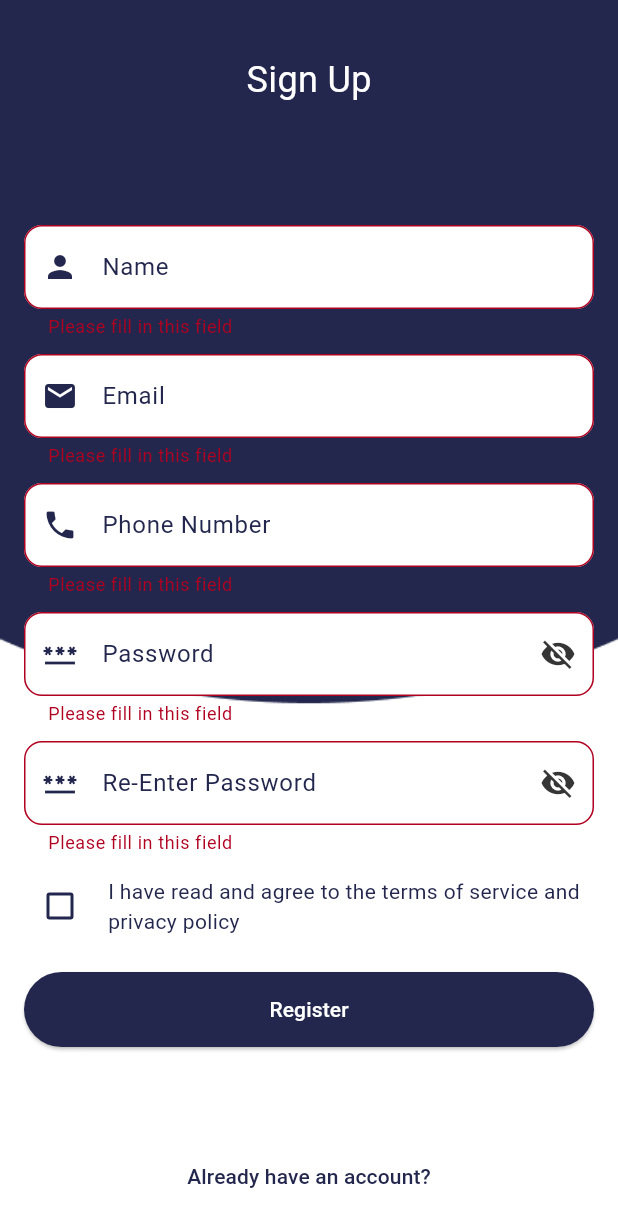
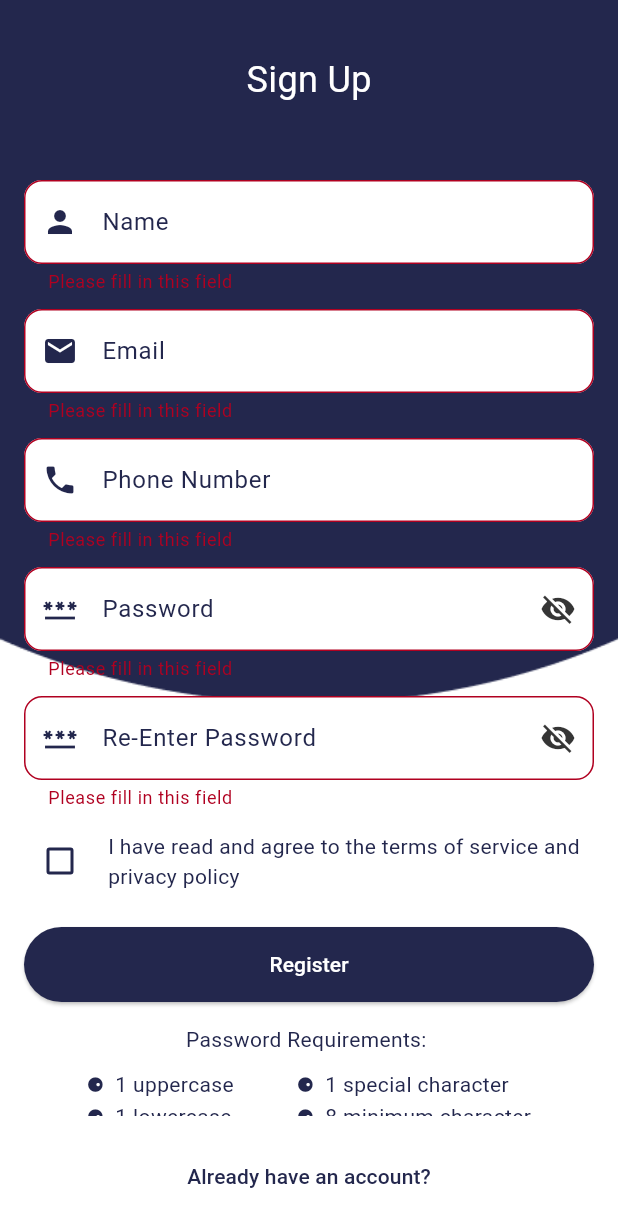
Before and after one commit to HengkyLaurencio/GoDec, a Flutter app: the SignupPage screen opened by its route, after a tap on "Register", on a phone screen of 412 x 824 dp. Shown: the top 1227 px of the screen. Run offline on Flutter 3.47's test engine with Material 3 defaults, Android fonts, the phone set to English and light mode, and no system bars; our stand-ins replace bloc, cloud_firestore, equatable, firebase_auth, firebase_core, flutter_bloc and 2 more; missing offline and left inert: flutter_barcode_scanner; accounts and stored records are empty.

Commit message:
add : password requirement notification

```diff
--- a/lib/core/themes/app_theme.dart
+++ b/lib/core/themes/app_theme.dart
@@ -7,6 +7,7 @@ class AppTheme {
       onSurface: Color(0xFF23274D),
       primary: Color(0xFF353535),
       onPrimary: Color(0xFF336B87),
+      secondary: Color(0xFF4CAF50)
     ),
     useMaterial3: true,
   );
--- a/lib/features/auth/presentation/page/signup_page.dart
+++ b/lib/features/auth/presentation/page/signup_page.dart
@@ -2,6 +2,7 @@ import 'package:flutter/material.dart';
 import 'package:flutter/services.dart';
 import 'package:flutter_bloc/flutter_bloc.dart';
 import 'package:go_router/go_router.dart';
+import 'package:godec/features/auth/presentation/widget/auth_check_pass.dart';
 
 import '../../blocs/sign_up_bloc/sign_up_bloc.dart';
 import '../../data/models/user.dart';
@@ -28,6 +29,12 @@ class _SignupPageState extends State<SignupPage> {
   bool signUpRequired = false;
   bool isChecked = false;
   String? _errorMsg;
+
+  bool containsUpperCase = false;
+  bool containsLowerCase = false;
+  bool containsNumber = false;
+  bool containsSpecialChar = false;
+  bool contains8Length = false;
 
   @override
   Widget build(BuildContext context) {
@@ -73,7 +80,7 @@ class _SignupPageState extends State<SignupPage> {
                             style: TextStyle(
                                 fontSize: 24,
                                 color: Theme.of(context).colorScheme.surface)),
-                        const SizedBox(height: 80.0),
+                        const SizedBox(height: 50.0),
                         AuthField(
                           controller: nameController,
                           hintText: 'Name',
@@ -133,12 +140,55 @@ class _SignupPageState extends State<SignupPage> {
                             validator: (val) {
                               if (val!.isEmpty) {
                                 return 'Please fill in this field';
-                              } else if (!RegExp(
-                                      r'^(?=.*?[A-Z])(?=.*?[a-z])(?=.*?[0-9])(?=.*?[!@#\$&*~`)\%\-(_+=;:,.<>/?"[{\]}\|^]).{8,}$')
-                                  .hasMatch(val)) {
-                                return 'Please enter a valid password';
+                              } else {
+                                if (val.contains(RegExp(r'[A-Z]'))) {
+                                  setState(() {
+                                    containsUpperCase = true;
+                                  });
+                                } else {
+                                  setState(() {
+                                    containsUpperCase = false;
+                                  });
+                                }
+                                if (val.contains(RegExp(r'[a-z]'))) {
+                                  setState(() {
+                                    containsLowerCase = true;
+                                  });
+                                } else {
+                                  setState(() {
+                                    containsLowerCase = false;
+                                  });
+                                }
+                                if (val.contains(RegExp(r'[0-9]'))) {
+                                  setState(() {
+                                    containsNumber = true;
+                                  });
+                                } else {
+                                  setState(() {
+                                    containsNumber = false;
+                                  });
+                                }
+                                if (val.contains(RegExp(
+                                    r'^(?=.*?[!@#$&*~`)\%\-(_+=;:,.<>/?"[{\]}\|^])'))) {
+                                  setState(() {
+                                    containsSpecialChar = true;
+                                  });
+                                } else {
+                                  setState(() {
+                                    containsSpecialChar = false;
+                                  });
+                                }
+                                if (val.length >= 8) {
+                                  setState(() {
+                                    contains8Length = true;
+                                  });
+                                } else {
+                                  setState(() {
+                                    contains8Length = false;
+                                  });
+                                }
+                                return null;
                               }
-                              return null;
                             },
                             suffixIcon: IconButton(
                               onPressed: () {
@@ -164,9 +214,7 @@ class _SignupPageState extends State<SignupPage> {
                             validator: (val) {
                               if (val!.isEmpty) {
                                 return 'Please fill in this field';
-                              } else if (!RegExp(
-                                      r'^(?=.*?[A-Z])(?=.*?[a-z])(?=.*?[0-9])(?=.*?[!@#\$&*~`)\%\-(_+=;:,.<>/?"[{\]}\|^]).{8,}$')
-                                  .hasMatch(val)) {
+                              } else if (passwordController.text != val) {
                                 return 'Please re-enter a confirm password';
                               }
                               return null;
@@ -174,7 +222,8 @@ class _SignupPageState extends State<SignupPage> {
                             suffixIcon: IconButton(
                               onPressed: () {
                                 setState(() {
-                                  obscureConfirmPassword = !obscureConfirmPassword;
+                                  obscureConfirmPassword =
+                                      !obscureConfirmPassword;
                                 });
                               },
                               icon: Icon(
@@ -251,7 +300,15 @@ class _SignupPageState extends State<SignupPage> {
                                 ),
                               )
                             : const CircularProgressIndicator(),
-                        const SizedBox(height: 40.0),
+                        const SizedBox(height: 15.0),
+                        const Text('Password Requirements: '),
+                        const SizedBox(height: 10.0),
+                        AuthCheckPass(
+                            containsUpperCase: containsUpperCase,
+                            containsLowerCase: containsLowerCase,
+                            containsNumber: containsNumber,
+                            containsSpecialChar: containsSpecialChar,
+                            contains8Length: contains8Length)
                       ],
                     ),
                   ),
--- /dev/null
+++ b/lib/features/auth/presentation/widget/auth_check_pass.dart
@@ -0,0 +1,72 @@
+import 'package:flutter/material.dart';
+
+class AuthCheckPass extends StatelessWidget {
+  final bool containsUpperCase;
+  final bool containsLowerCase;
+  final bool containsNumber;
+  final bool containsSpecialChar;
+  final bool contains8Length;
+
+  const AuthCheckPass(
+      {super.key,
+      required this.containsUpperCase,
+      required this.containsLowerCase,
+      required this.containsNumber,
+      required this.containsSpecialChar,
+      required this.contains8Length});
+
+  @override
+  Widget build(BuildContext context) {
+    return Row(
+      mainAxisAlignment: MainAxisAlignment.spaceEvenly,
+      crossAxisAlignment: CrossAxisAlignment.start,
+      children: [
+        Column(
+          crossAxisAlignment: CrossAxisAlignment.start,
+          children: [
+            Text(
+              "⚈  1 uppercase",
+              style: TextStyle(
+                  color: containsUpperCase
+                      ? Theme.of(context).colorScheme.secondary
+                      : Theme.of(context).colorScheme.onSurface),
+            ),
+            Text(
+              "⚈  1 lowercase",
+              style: TextStyle(
+                  color: containsLowerCase
+                      ? Theme.of(context).colorScheme.secondary
+                      : Theme.of(context).colorScheme.onSurface),
+            ),
+            Text(
+              "⚈  1 number",
+              style: TextStyle(
+                  color: containsNumber
+                      ? Theme.of(context).colorScheme.secondary
+                      : Theme.of(context).colorScheme.onSurface),
+            ),
+          ],
+        ),
+        Column(
+          crossAxisAlignment: CrossAxisAlignment.start,
+          children: [
+            Text(
+              "⚈  1 special character",
+              style: TextStyle(
+                  color: containsSpecialChar
+                      ? Theme.of(context).colorScheme.secondary
+                      : Theme.of(context).colorScheme.onSurface),
+            ),
+            Text(
+              "⚈  8 minimum character",
+              style: TextStyle(
+                  color: contains8Length
+                      ? Theme.of(context).colorScheme.secondary
+                      : Theme.of(context).colorScheme.onSurface),
+            ),
+          ],
+        ),
+      ],
+    );
+  }
+}
```
